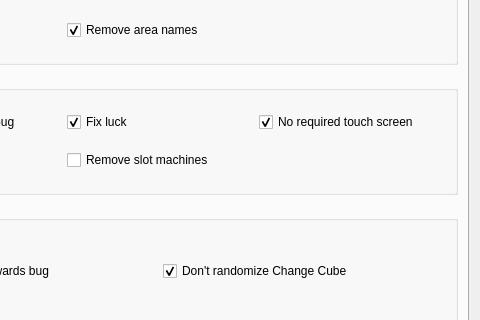
Old version of the form randomizer.ui in the repository LagoLunatic/dsvrandom; both pictures show x 160 to 640 and y 105 to 425 of the 640 by 610 pixel window.
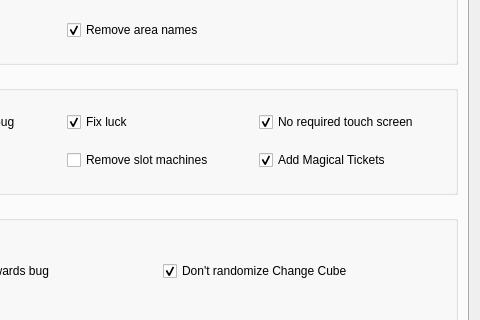
New version of the form. The open tabs and pages were chosen to show the change. Icons and pictures are not drawn.

Commit message: Implement DoS magic tickets and infinite magic tickets in all games

```diff
--- a/randomizer.ui
+++ b/randomizer.ui
@@ -607,6 +607,19 @@
             </property>
            </widget>
           </item>
+          <item row="1" column="2">
+           <widget class="QCheckBox" name="add_magical_tickets">
+            <property name="toolTip">
+             <string>Implements a new magical ticket item that functions like it does in PoR and OoE.</string>
+            </property>
+            <property name="text">
+             <string>Add Magical Tickets</string>
+            </property>
+            <property name="checked">
+             <bool>true</bool>
+            </property>
+           </widget>
+          </item>
          </layout>
         </widget>
        </item>
```
Left out of the diff: 5 changed lines with no effect on the pictures. The commit also changes 4 other files.
